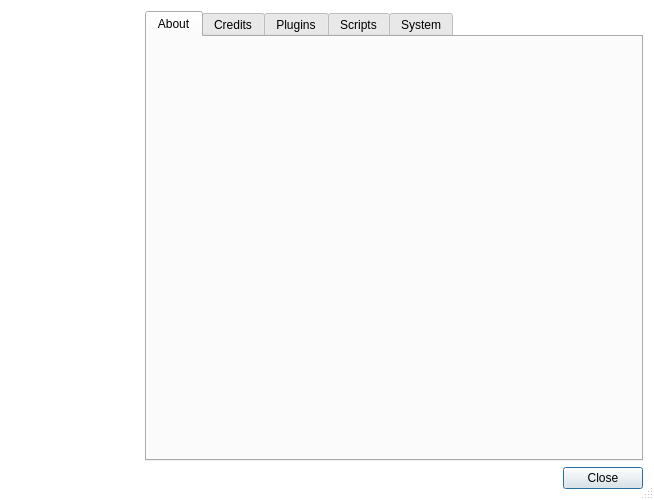
Above: scripts/Help/About/AboutDialog.ui from qcad/qcad before the change. Below: the same form after it.
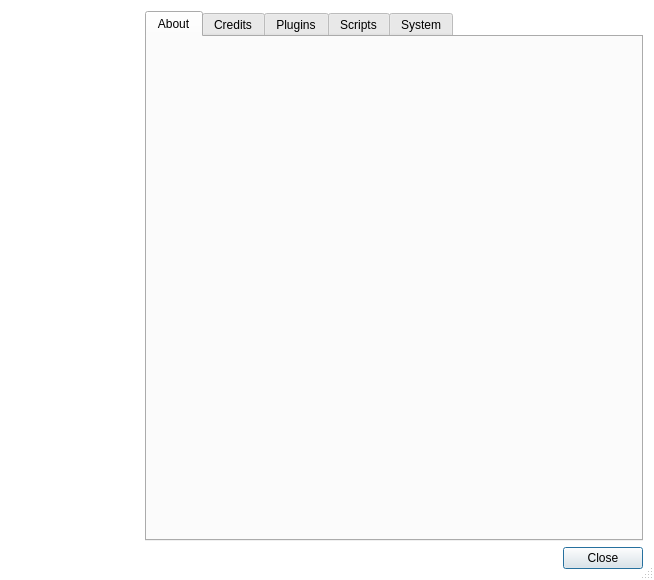
That is the form after the change. Icons and pictures are not drawn.

Commit message: update about dialog

Diff of the .ui file:
```diff
--- a/scripts/Help/About/AboutDialog.ui
+++ b/scripts/Help/About/AboutDialog.ui
@@ -7,7 +7,7 @@
     <x>0</x>
     <y>0</y>
     <width>654</width>
-    <height>500</height>
+    <height>580</height>
    </rect>
   </property>
   <property name="windowIcon">
```
The commit also changes 1 other file.
